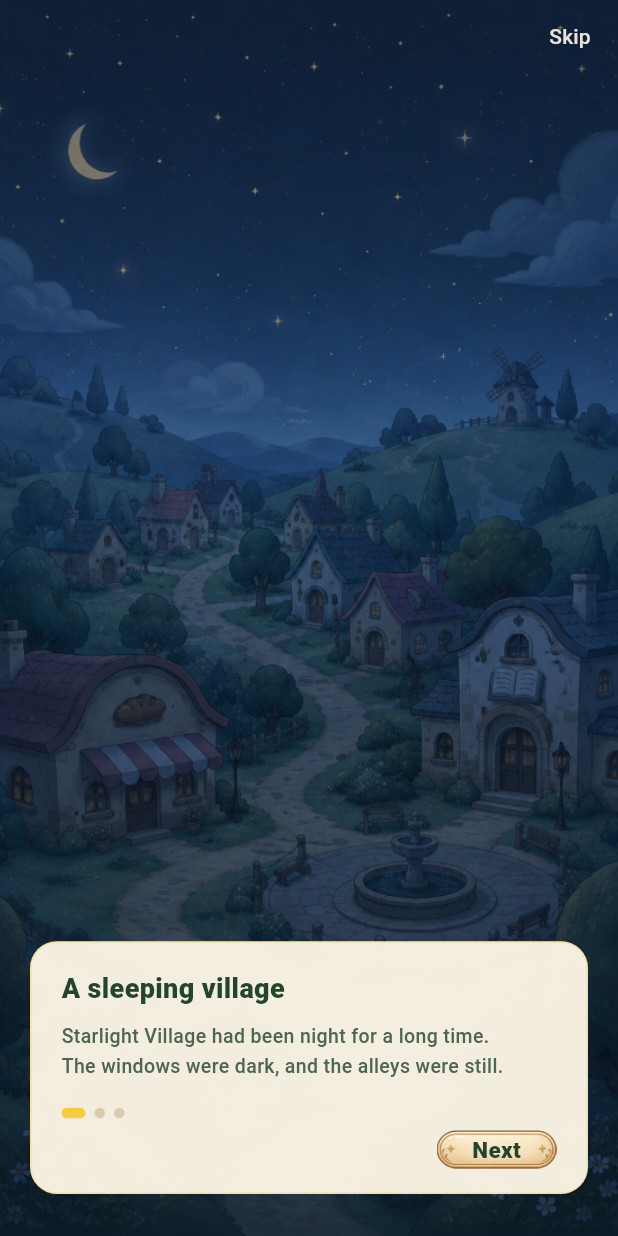
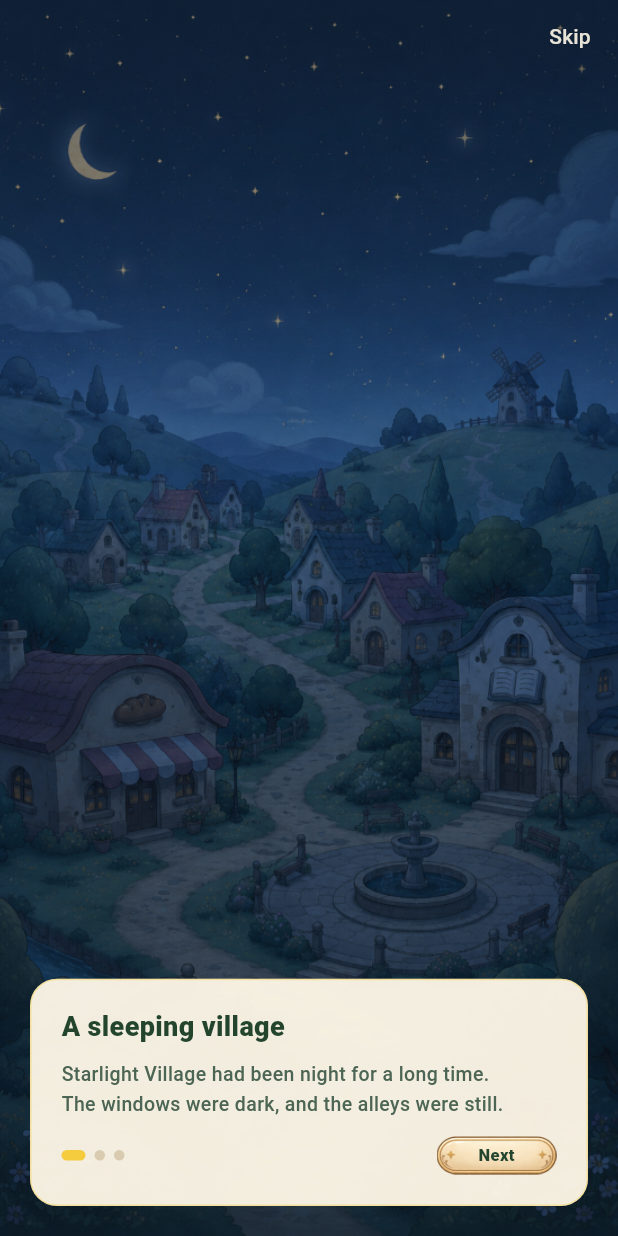
Before and after one commit to softCastella/Starlight-Sudoku-WebDemo, a Flutter app: the OpeningStoryScreen screen opened directly with empty values, on a phone screen of 412 x 824 dp. Run offline on Flutter 3.47's test engine with Material 3 defaults, Android fonts, the phone set to English and light mode, and no system bars; our stand-ins replace audioplayers, in_app_review, shared_preferences, web; missing offline and left inert: dart:js_interop; accounts and stored records are empty; Roboto replaces fonts that are missing (StarlightSans); project files that could hold a hidden picture were left out.

Commit message:
fix: 인트로·미션·BGM·타이틀 호출부를 앱 규격에 맞춘다
위젯만 옮기고 호출부가 옛 고정폭이라 밝히기·BGM이 깨졌다. expandToFitLabel·bgmGate·두루마리 15를 복구한다.

```diff
--- a/lib/presentation/screens/opening_story_screen.dart
+++ b/lib/presentation/screens/opening_story_screen.dart
@@ -4,6 +4,7 @@ import 'package:sudoku_game/core/village/opening_story.dart';
 import 'package:sudoku_game/l10n/l10n_ext.dart';
 import 'package:sudoku_game/presentation/audio/game_bgm.dart';
 import 'package:sudoku_game/presentation/config/play_ui.dart';
+import 'package:sudoku_game/presentation/config/play_ui_target.dart';
 import 'package:sudoku_game/presentation/config/play_ui_tune.dart';
 import 'package:sudoku_game/presentation/notifiers/game_notifier.dart';
 import 'package:sudoku_game/presentation/widgets/oval_image_button.dart';
@@ -103,22 +104,18 @@ class _OpeningStoryScreenState extends State<OpeningStoryScreen> {
                         PlayUi.screenPad,
                         12,
                         PlayUi.screenPad,
-                        28,
+                        PlayUi.screenPad,
                       ),
                       child: Container(
                         width: double.infinity,
-                        padding: EdgeInsets.fromLTRB(
-                          PlayUi.screenPad,
-                          PlayUi.screenPad,
-                          PlayUi.screenPad,
-                          16,
-                        ),
+                        padding: EdgeInsets.all(PlayUi.screenPad),
                         decoration: BoxDecoration(
                           color: const Color(0xF2FFF8E8),
                           borderRadius: BorderRadius.circular(18),
                           border: Border.all(color: const Color(0x66F5CC3D)),
                         ),
                         child: Column(
+                          mainAxisSize: MainAxisSize.min,
                           crossAxisAlignment: CrossAxisAlignment.start,
                           children: [
                             Text(
@@ -130,28 +127,33 @@ class _OpeningStoryScreenState extends State<OpeningStoryScreen> {
                               l10n.openingBody(_page),
                               style: PlayUi.bodyStyle().copyWith(height: 1.55),
                             ),
-                            SizedBox(height: PlayUi.rowGap * 2.25),
+                            SizedBox(height: PlayUi.rowGap * 1.5),
                             Row(
-                              children: List.generate(pages.length, (dot) {
-                                return Container(
+                              crossAxisAlignment: CrossAxisAlignment.center,
+                              children: [
+                                for (var dot = 0; dot < pages.length; dot++)
+                                  Container(
                                     margin: const EdgeInsets.only(right: 6),
                                     width: dot == _page ? 16 : 7,
                                     height: 7,
                                     decoration: BoxDecoration(
-                                    color: dot == _page ? _gold : const Color(0xFFD8CBB0),
+                                      color: dot == _page
+                                          ? _gold
+                                          : const Color(0xFFD8CBB0),
                                       borderRadius: BorderRadius.circular(99),
                                     ),
-                                );
-                              }),
                                   ),
-                            const SizedBox(height: 8),
-                            Align(
-                              alignment: Alignment.centerRight,
-                              child: OvalImageButton(
-                                label: isLast ? l10n.lightFirstWindow : l10n.next,
-                                width: isLast ? 148 : 80,
+                                const Spacer(),
+                                OvalImageButton(
+                                  label: isLast
+                                      ? l10n.lightFirstWindow
+                                      : l10n.next,
+                                  target: PlayUiTarget.openingButton,
+                                  width: PlayUi.kOvalCompactWidth,
+                                  expandToFitLabel: true,
                                   onPressed: _next,
                                 ),
+                              ],
                             ),
                           ],
                         ),
--- a/lib/presentation/screens/village_screen.dart
+++ b/lib/presentation/screens/village_screen.dart
@@ -6,6 +6,7 @@ import 'package:sudoku_game/presentation/audio/game_bgm.dart';
 import 'package:sudoku_game/presentation/notifiers/game_notifier.dart';
 import 'package:sudoku_game/presentation/screens/village_missions_screen.dart';
 import 'package:sudoku_game/presentation/config/play_ui.dart';
+import 'package:sudoku_game/presentation/config/play_ui_target.dart';
 import 'package:sudoku_game/presentation/widgets/oval_image_button.dart';
 import 'package:sudoku_game/presentation/widgets/play_viewport.dart';
 import 'package:sudoku_game/presentation/widgets/village_map_widget.dart';
@@ -57,8 +58,9 @@ class VillageScreen extends StatelessWidget {
                 child: Center(
                   child: OvalImageButton(
                     label: l10n.mission,
-                    width: 112,
-                    fontSize: PlayUi.label,
+                    target: PlayUiTarget.villageButton,
+                    width: PlayUi.kOvalCompactWidth,
+                    expandToFitLabel: true,
                     onPressed: () => _openMissions(context),
                   ),
                 ),
--- a/lib/presentation/widgets/credits_dialog.dart
+++ b/lib/presentation/widgets/credits_dialog.dart
@@ -61,11 +61,14 @@ class CreditsDialog extends StatelessWidget {
           child: LayoutBuilder(
             builder: (context, constraints) {
               // Same top air as the old 0.98 window: 12% of (width / 0.98).
+              // When hugging, keep ~40 bottom clear of the scroll art.
               final topAir = constraints.maxWidth.isFinite
                   ? (constraints.maxWidth / 0.98) * 0.12
                   : PlayUi.modalPadY;
+              final bottomAir =
+                  (PlayUi.kModalPadY - PlayUi.modalPadBottom).clamp(0.0, 40.0);
               return Padding(
-                padding: EdgeInsets.only(top: topAir),
+                padding: EdgeInsets.only(top: topAir, bottom: bottomAir),
                 child: Column(
                   mainAxisSize: MainAxisSize.min,
                   children: [
--- a/lib/presentation/widgets/settings_dialog.dart
+++ b/lib/presentation/widgets/settings_dialog.dart
@@ -61,11 +61,15 @@ class _SettingsDialogState extends State<SettingsDialog> {
           child: LayoutBuilder(
             builder: (context, constraints) {
               // Same top air as the old 0.98 window: 12% of (width / 0.98).
+              // Baked settings padY 16 was for tall fixed windows — when hugging,
+              // pad the content bottom up to common 40 so the scroll art clears.
               final topAir = constraints.maxWidth.isFinite
                   ? (constraints.maxWidth / 0.98) * 0.12
                   : PlayUi.modalPadY;
+              final bottomAir =
+                  (PlayUi.kModalPadY - PlayUi.modalPadBottom).clamp(0.0, 40.0);
               return Padding(
-                padding: EdgeInsets.only(top: topAir),
+                padding: EdgeInsets.only(top: topAir, bottom: bottomAir),
                 child: Column(
         mainAxisSize: MainAxisSize.min,
         children: [
--- a/lib/presentation/widgets/web_audio_gate.dart
+++ b/lib/presentation/widgets/web_audio_gate.dart
@@ -1,4 +1,5 @@
 import 'package:flutter/material.dart';
+import 'package:sudoku_game/presentation/config/play_ui_target.dart';
 import 'package:sudoku_game/presentation/widgets/oval_image_button.dart';
 
 /// Web-only startup gate that owns the browser audio choice gesture.
@@ -49,6 +50,7 @@ class WebAudioGate extends StatelessWidget {
                   child: OvalImageButton(
                     key: const Key('web-audio-start'),
                     label: bgmOnLabel,
+                    target: PlayUiTarget.bgmGate,
                     onPressed: onBgmOnPressed,
                   ),
                 ),
@@ -59,6 +61,7 @@ class WebAudioGate extends StatelessWidget {
                   child: OvalImageButton(
                     key: const Key('web-audio-off'),
                     label: bgmOffLabel,
+                    target: PlayUiTarget.bgmGate,
                     onPressed: onBgmOffPressed,
                   ),
                 ),
```
Also changed, not shown: lib/presentation/screens/home_screen.dart (+25 -7 lines). Lines whose indentation alone changed are shown as unchanged.
